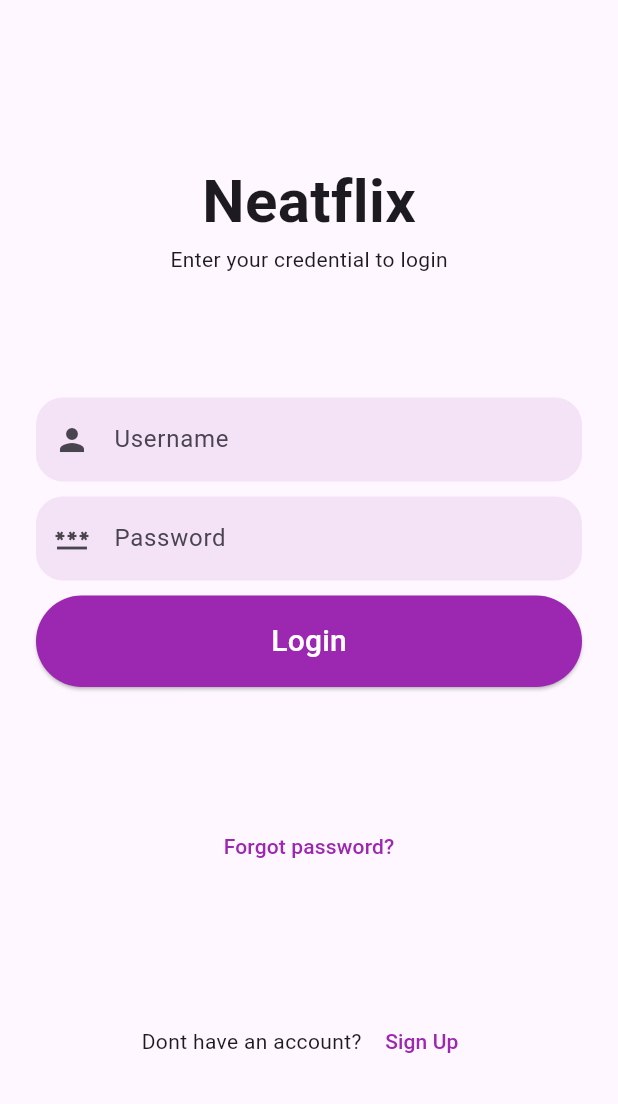
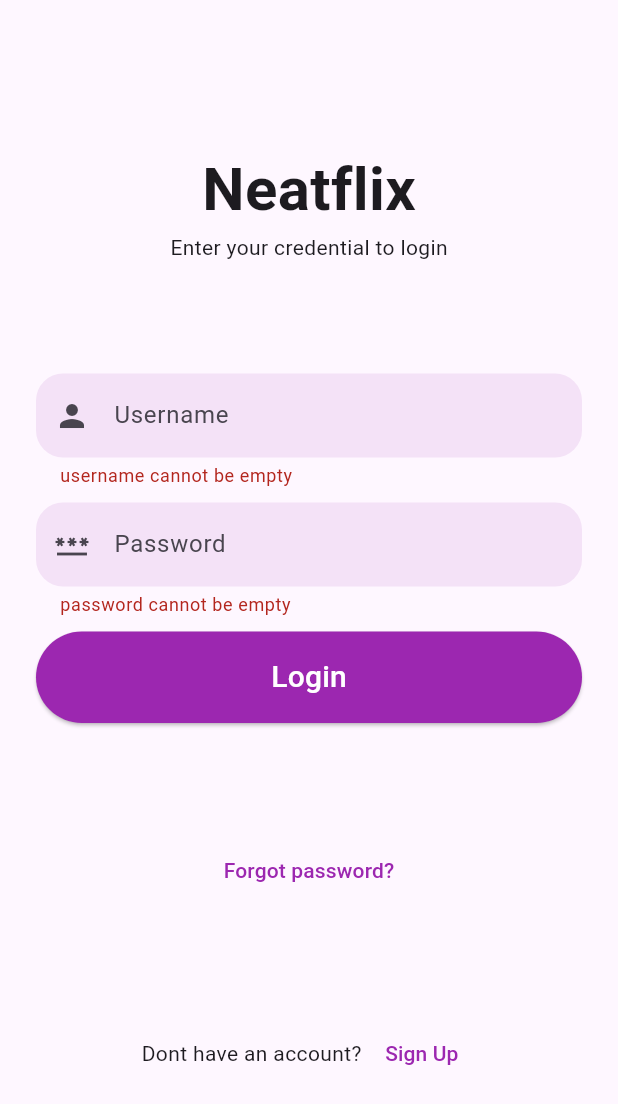
Before and after one commit to IZSSERAFIM/neatflix, a Flutter app: the screen it shows after launch, after a tap on "Login", on a phone screen of 412 x 824 dp. Shown: the top 1104 px of the screen. Run offline on Flutter 3.47's test engine with Material 3 defaults, Android fonts, the phone set to English and light mode, and no system bars; our stand-ins replace bloc, chewie, flutter_bloc, flutter_rating_bar, video_player; network calls fail.

Commit message:
fix some bugs in login and signup page

```diff
--- a/lib/screens/login_page.dart
+++ b/lib/screens/login_page.dart
@@ -1,8 +1,17 @@
 import 'package:flutter/material.dart';
 import 'package:neatflix/screens/screens.dart';
 
-class LoginPage extends StatelessWidget {
+class LoginPage extends StatefulWidget {
   const LoginPage({super.key});
+
+  @override
+  State<LoginPage> createState() => _LoginPageState();
+}
+
+class _LoginPageState extends State<LoginPage> {
+  final GlobalKey<FormState> _formKey = GlobalKey<FormState>();
+  String username = "";
+  String password = "";
 
   @override
   Widget build(BuildContext context) {
@@ -38,10 +47,12 @@ class LoginPage extends StatelessWidget {
   }
 
   _inputField(context) {
-    return Column(
+    return Form(
+      key: _formKey,
+      child: Column(
         crossAxisAlignment: CrossAxisAlignment.stretch,
         children: [
-        TextField(
+          TextFormField(
             decoration: InputDecoration(
               hintText: "Username",
               border: OutlineInputBorder(
@@ -49,10 +60,21 @@ class LoginPage extends StatelessWidget {
                   borderSide: BorderSide.none),
               fillColor: Colors.purple.withOpacity(0.1),
               filled: true,
-              prefixIcon: const Icon(Icons.person)),
+              prefixIcon: const Icon(Icons.person),
+            ),
+            onChanged: (value) {
+              setState(() {
+                username = value;
+              });
+            },
+            validator: (value) {
+              return value!.trim().isNotEmpty
+                  ? null
+                  : "username cannot be empty";
+            },
           ),
           const SizedBox(height: 10),
-        TextField(
+          TextFormField(
             decoration: InputDecoration(
               hintText: "Password",
               border: OutlineInputBorder(
@@ -63,10 +85,24 @@ class LoginPage extends StatelessWidget {
               prefixIcon: const Icon(Icons.password),
             ),
             obscureText: true,
+            onChanged: (value) {
+              setState(() {
+                password = value;
+              });
+            },
+            validator: (value) {
+              return value!.trim().isNotEmpty
+                  ? null
+                  : "password cannot be empty";
+            },
           ),
           const SizedBox(height: 10),
           ElevatedButton(
-          onPressed: () {},
+            onPressed: () {
+              if (_formKey.currentState!.validate()) {
+                print("username: $username, password: $password");
+              }
+            },
             style: ElevatedButton.styleFrom(
               shape: const StadiumBorder(),
               padding: const EdgeInsets.symmetric(vertical: 16),
@@ -81,6 +117,7 @@ class LoginPage extends StatelessWidget {
             ),
           )
         ],
+      ),
     );
   }
 
@@ -111,7 +148,8 @@ class LoginPage extends StatelessWidget {
           child: const Text(
             "Sign Up",
             style: TextStyle(color: Colors.purple),
-            ))
+          ),
+        )
       ],
     );
   }
--- a/lib/screens/signup_page.dart
+++ b/lib/screens/signup_page.dart
@@ -1,8 +1,39 @@
 import 'package:flutter/material.dart';
 import 'package:neatflix/screens/screens.dart';
 
-class SignupPage extends StatelessWidget {
+class SignupPage extends StatefulWidget {
   const SignupPage({super.key});
+
+  @override
+  State<SignupPage> createState() => _SignupPageState();
+}
+
+class _SignupPageState extends State<SignupPage> {
+  final GlobalKey<FormState> _formKey = GlobalKey<FormState>();
+  String username = "";
+  String password = "";
+  String confirmPassword = "";
+  String email = "";
+
+  void _showPasswordMismatchDialog() {
+    showDialog(
+      context: context,
+      builder: (BuildContext context) {
+        return AlertDialog(
+          title: const Text("Error"),
+          content: const Text("Passwords do not match. Please try again."),
+          actions: <Widget>[
+            TextButton(
+              child: const Text("OK"),
+              onPressed: () {
+                Navigator.of(context).pop();
+              },
+            ),
+          ],
+        );
+      },
+    );
+  }
 
   @override
   Widget build(BuildContext context) {
@@ -14,6 +45,8 @@ class SignupPage extends StatelessWidget {
             padding: const EdgeInsets.symmetric(horizontal: 40),
             height: MediaQuery.of(context).size.height - 50,
             width: double.infinity,
+            child: Form(
+              key: _formKey,
               child: Column(
                 mainAxisAlignment: MainAxisAlignment.spaceEvenly,
                 crossAxisAlignment: CrossAxisAlignment.stretch,
@@ -39,7 +72,7 @@ class SignupPage extends StatelessWidget {
                   ),
                   Column(
                     children: <Widget>[
-                    TextField(
+                      TextFormField(
                         decoration: InputDecoration(
                           hintText: "Username",
                           border: OutlineInputBorder(
@@ -47,10 +80,21 @@ class SignupPage extends StatelessWidget {
                               borderSide: BorderSide.none),
                           fillColor: Colors.purple.withOpacity(0.1),
                           filled: true,
-                          prefixIcon: const Icon(Icons.person)),
+                          prefixIcon: const Icon(Icons.person),
+                        ),
+                        onChanged: (value) {
+                          setState(() {
+                            username = value;
+                          });
+                        },
+                        validator: (value) {
+                          return value!.trim().isNotEmpty
+                              ? null
+                              : "username cannot be empty";
+                        },
                       ),
                       const SizedBox(height: 20),
-                    TextField(
+                      TextFormField(
                         decoration: InputDecoration(
                           hintText: "Email",
                           border: OutlineInputBorder(
@@ -58,10 +102,22 @@ class SignupPage extends StatelessWidget {
                               borderSide: BorderSide.none),
                           fillColor: Colors.purple.withOpacity(0.1),
                           filled: true,
-                          prefixIcon: const Icon(Icons.email)),
+                          prefixIcon: const Icon(Icons.email),
+                        ),
+                        keyboardType: TextInputType.emailAddress,
+                        onChanged: (value) {
+                          setState(() {
+                            email = value;
+                          });
+                        },
+                        validator: (value) {
+                          return value!.trim().isNotEmpty
+                              ? null
+                              : "email cannot be empty";
+                        },
                       ),
                       const SizedBox(height: 20),
-                    TextField(
+                      TextFormField(
                         decoration: InputDecoration(
                           hintText: "Password",
                           border: OutlineInputBorder(
@@ -72,9 +128,19 @@ class SignupPage extends StatelessWidget {
                           prefixIcon: const Icon(Icons.password),
                         ),
                         obscureText: true,
+                        onChanged: (value) {
+                          setState(() {
+                            password = value;
+                          });
+                        },
+                        validator: (value) {
+                          return value!.trim().isNotEmpty
+                              ? null
+                              : "password cannot be empty";
+                        },
                       ),
                       const SizedBox(height: 20),
-                    TextField(
+                      TextFormField(
                         decoration: InputDecoration(
                           hintText: "Confirm Password",
                           border: OutlineInputBorder(
@@ -85,13 +151,33 @@ class SignupPage extends StatelessWidget {
                           prefixIcon: const Icon(Icons.password),
                         ),
                         obscureText: true,
+                        onChanged: (value) {
+                          setState(() {
+                            confirmPassword = value;
+                          });
+                        },
+                        validator: (value) {
+                          return value!.trim().isNotEmpty
+                              ? null
+                              : "confirm password cannot be empty";
+                        },
                       ),
                     ],
                   ),
                   Container(
                     padding: const EdgeInsets.only(top: 3, left: 3),
                     child: ElevatedButton(
-                      onPressed: () {},
+                      onPressed: () {
+                        if (_formKey.currentState!.validate()) {
+                          if (password != confirmPassword) {
+                            _showPasswordMismatchDialog();
+                          } else {
+                            print(
+                                "username: $username, email: $email, password: $password");
+                            // Proceed with the sign-up process
+                          }
+                        }
+                      },
                       child: const Text(
                         "Sign up",
                         style: TextStyle(
@@ -104,7 +190,8 @@ class SignupPage extends StatelessWidget {
                         padding: const EdgeInsets.symmetric(vertical: 16),
                         backgroundColor: Colors.purple,
                       ),
-                    )),
+                    ),
+                  ),
                   Row(
                     mainAxisAlignment: MainAxisAlignment.center,
                     children: <Widget>[
@@ -121,7 +208,8 @@ class SignupPage extends StatelessWidget {
                         child: const Text(
                           "Login",
                           style: TextStyle(color: Colors.purple),
-                        ))
+                        ),
+                      ),
                     ],
                   )
                 ],
@@ -129,6 +217,7 @@ class SignupPage extends StatelessWidget {
             ),
           ),
         ),
+      ),
     );
   }
 }
--- /dev/null
+++ b/lib/utils/URL.dart
@@ -0,0 +1 @@
+const baseURL = "http://1.94.138.235:8080";
```
Lines whose indentation alone changed are shown as unchanged.
